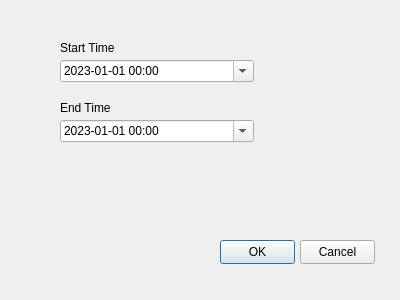
Old version of the form History_Timeline.ui in the repository jamemanionda/2023_skku_medical.
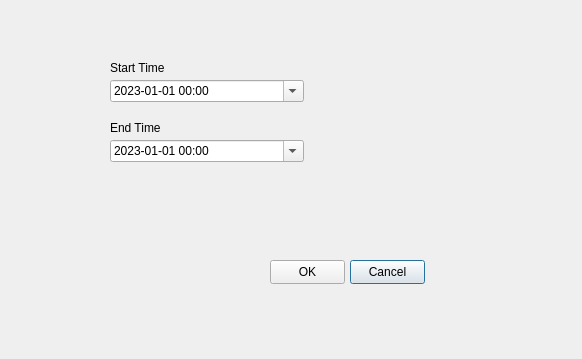
New version of the form.

```diff
--- a/History_Timeline.ui
+++ b/History_Timeline.ui
@@ -6,44 +6,18 @@
    <rect>
     <x>0</x>
     <y>0</y>
-    <width>400</width>
-    <height>300</height>
+    <width>582</width>
+    <height>359</height>
    </rect>
   </property>
   <property name="windowTitle">
    <string>Dialog</string>
   </property>
-  <widget class="QDateTimeEdit" name="Timeline_Date_Start">
-   <property name="geometry">
-    <rect>
-     <x>60</x>
-     <y>60</y>
-     <width>194</width>
-     <height>22</height>
-    </rect>
-   </property>
-   <property name="dateTime">
-    <datetime>
-     <hour>0</hour>
-     <minute>0</minute>
-     <second>0</second>
-     <year>2023</year>
-     <month>1</month>
-     <day>1</day>
-    </datetime>
-   </property>
-   <property name="displayFormat">
-    <string>yyyy-MM-dd HH:mm</string>
-   </property>
-   <property name="calendarPopup">
-    <bool>true</bool>
-   </property>
-  </widget>
   <widget class="QDateTimeEdit" name="Timeline_Date_End">
    <property name="geometry">
     <rect>
-     <x>60</x>
-     <y>120</y>
+     <x>110</x>
+     <y>140</y>
      <width>194</width>
      <height>22</height>
     </rect>
@@ -72,11 +46,37 @@
     <bool>true</bool>
    </property>
   </widget>
+  <widget class="QPushButton" name="Cancelbutton">
+   <property name="geometry">
+    <rect>
+     <x>350</x>
+     <y>260</y>
+     <width>75</width>
+     <height>24</height>
+    </rect>
+   </property>
+   <property name="text">
+    <string>Cancel</string>
+   </property>
+  </widget>
+  <widget class="QPushButton" name="OKbutton">
+   <property name="geometry">
+    <rect>
+     <x>270</x>
+     <y>260</y>
+     <width>75</width>
+     <height>24</height>
+    </rect>
+   </property>
+   <property name="text">
+    <string>OK</string>
+   </property>
+  </widget>
   <widget class="QLabel" name="label">
    <property name="geometry">
     <rect>
-     <x>60</x>
-     <y>100</y>
+     <x>110</x>
+     <y>120</y>
      <width>71</width>
      <height>16</height>
     </rect>
@@ -88,8 +88,8 @@
   <widget class="QLabel" name="label_2">
    <property name="geometry">
     <rect>
-     <x>60</x>
-     <y>40</y>
+     <x>110</x>
+     <y>60</y>
      <width>81</width>
      <height>16</height>
     </rect>
@@ -98,30 +98,30 @@
     <string>Start Time</string>
    </property>
   </widget>
-  <widget class="QPushButton" name="OKbutton">
+  <widget class="QDateTimeEdit" name="Timeline_Date_Start">
    <property name="geometry">
     <rect>
-     <x>220</x>
-     <y>240</y>
-     <width>75</width>
-     <height>24</height>
+     <x>110</x>
+     <y>80</y>
+     <width>194</width>
+     <height>22</height>
     </rect>
    </property>
-   <property name="text">
-    <string>OK</string>
+   <property name="dateTime">
+    <datetime>
+     <hour>0</hour>
+     <minute>0</minute>
+     <second>0</second>
+     <year>2023</year>
+     <month>1</month>
+     <day>1</day>
+    </datetime>
    </property>
-  </widget>
-  <widget class="QPushButton" name="Cancelbutton">
-   <property name="geometry">
-    <rect>
-     <x>300</x>
-     <y>240</y>
-     <width>75</width>
-     <height>24</height>
-    </rect>
+   <property name="displayFormat">
+    <string>yyyy-MM-dd HH:mm</string>
    </property>
-   <property name="text">
-    <string>Cancel</string>
+   <property name="calendarPopup">
+    <bool>true</bool>
    </property>
   </widget>
  </widget>
```
